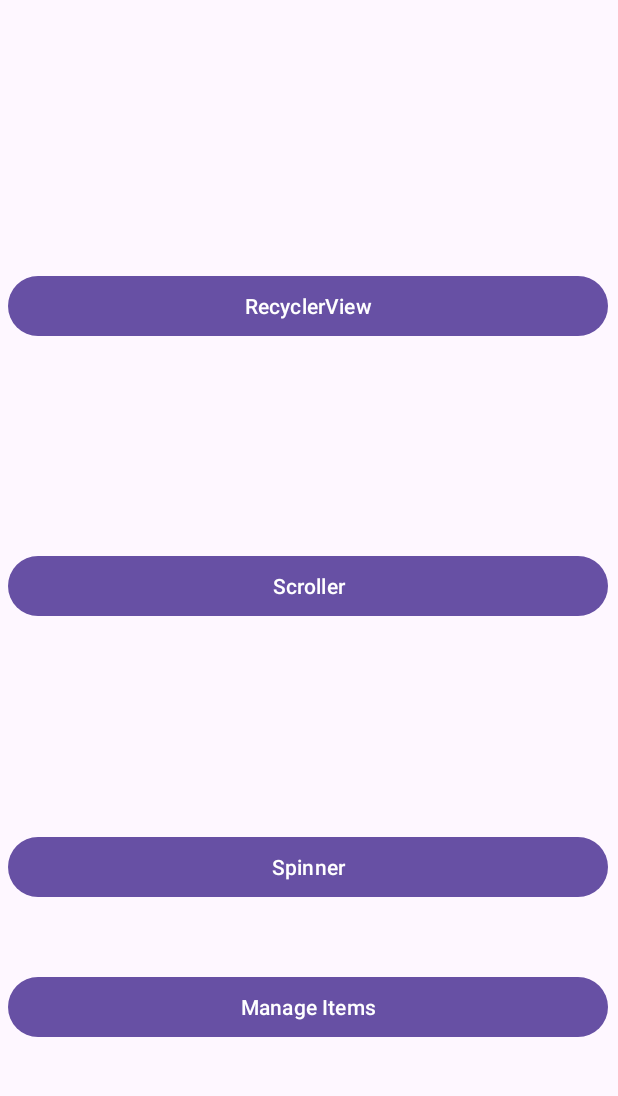
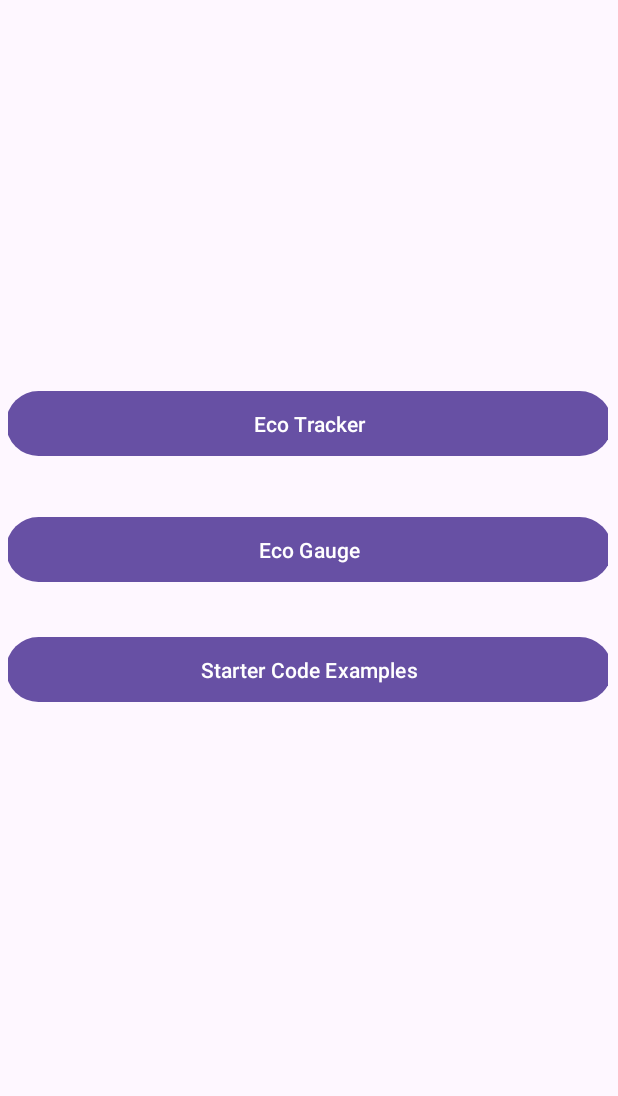
Before and after one commit to jasonnghim8/PlanetZe_gp5, an Android app: the screen it shows after launch (MainActivity), on a phone screen of 412 x 824 dp, the part 29-1125 px from its top. Run offline under Robolectric (Android 15) with nearby library versions, the phone set to English and light mode, and no system bars.

Commit message:
added new starter screen and changed example starter code to make it simpler.

```diff
--- a/app/src/main/java/com/example/planetZe_gp5/HomeFragment.java
+++ b/app/src/main/java/com/example/planetZe_gp5/HomeFragment.java
@@ -5,6 +5,8 @@ import android.view.LayoutInflater;
 import android.view.View;
 import android.view.ViewGroup;
 import android.widget.Button;
+import android.widget.TextView;
+
 import androidx.annotation.NonNull;
 import androidx.annotation.Nullable;
 import androidx.fragment.app.Fragment;
@@ -17,8 +19,6 @@ public class HomeFragment extends Fragment {
         View view = inflater.inflate(R.layout.activity_home_fragment, container, false);
 
         Button buttonRecyclerView = view.findViewById(R.id.buttonRecyclerView);
-        Button buttonScroller = view.findViewById(R.id.buttonScroller);
-        Button buttonSpinner = view.findViewById(R.id.buttonSpinner);
         Button buttonManageItems = view.findViewById(R.id.buttonManageItems);
 
         buttonRecyclerView.setOnClickListener(new View.OnClickListener() {
@@ -28,24 +28,18 @@ public class HomeFragment extends Fragment {
             }
         });
 
-        buttonScroller.setOnClickListener(new View.OnClickListener() {
-            @Override
-            public void onClick(View v) {
-                loadFragment(new ScrollerFragment());
-            }
-        });
-
-        buttonSpinner.setOnClickListener(new View.OnClickListener() {
-            @Override
-            public void onClick(View v) {
-                loadFragment(new SpinnerFragment());
-            }
-        });
-
         buttonManageItems.setOnClickListener(new View.OnClickListener() {
             @Override
             public void onClick(View v) { loadFragment(new ManageItemsFragment());}
         });
+
+        TextView textView = view.findViewById(R.id.textView);
+        StringBuilder text = new StringBuilder();
+        text.append("Scroller example\n");
+        for (int i = 0; i < 100; i++) {
+            text.append("Line ").append(i + 1).append("\n");
+        }
+        textView.setText(text.toString());
 
         return view;
     }
--- a/app/src/main/java/com/example/planetZe_gp5/MainActivity.java
+++ b/app/src/main/java/com/example/planetZe_gp5/MainActivity.java
@@ -19,7 +19,7 @@ public class MainActivity extends AppCompatActivity {
 //        dbModel.writeData("testDemo/movies", "B07 Demo!");
 
         if (savedInstanceState == null) {
-            loadFragment(new HomeFragment());
+            loadFragment(new StartFragment());
         }
     }
 
--- /dev/null
+++ b/app/src/main/java/com/example/planetZe_gp5/StartFragment.java
@@ -0,0 +1,37 @@
+package com.example.planetZe_gp5;
+
+import android.os.Bundle;
+import android.view.LayoutInflater;
+import android.view.View;
+import android.view.ViewGroup;
+import android.widget.Button;
+import androidx.annotation.NonNull;
+import androidx.annotation.Nullable;
+import androidx.fragment.app.Fragment;
+import androidx.fragment.app.FragmentTransaction;
+
+public class StartFragment extends Fragment {
+    @Nullable
+    @Override
+    public View onCreateView(@NonNull LayoutInflater inflater, @Nullable ViewGroup container, @Nullable Bundle savedInstanceState) {
+        View view = inflater.inflate(R.layout.activity_start_fragment, container, false);
+
+        Button buttonHomeView = view.findViewById(R.id.buttonHomeView);
+
+        buttonHomeView.setOnClickListener(new View.OnClickListener() {
+            @Override
+            public void onClick(View v) {
+                loadFragment(new HomeFragment());
+            }
+        });
+
+        return view;
+    }
+
+    private void loadFragment(Fragment fragment) {
+        FragmentTransaction transaction = getParentFragmentManager().beginTransaction();
+        transaction.replace(R.id.fragment_container, fragment);
+        transaction.addToBackStack(null);
+        transaction.commit();
+    }
+}
--- a/app/src/main/res/layout/activity_home_fragment.xml
+++ b/app/src/main/res/layout/activity_home_fragment.xml
@@ -11,40 +11,38 @@
         android:layout_width="0dp"
         android:layout_height="wrap_content"
         android:text="@string/recyclerview"
-        app:layout_constraintTop_toTopOf="parent"
-        app:layout_constraintStart_toStartOf="parent"
-        app:layout_constraintEnd_toEndOf="parent"
-        app:layout_constraintBottom_toTopOf="@+id/buttonScroller"/>
-
-    <Button
-        android:id="@+id/buttonScroller"
-        android:layout_width="0dp"
-        android:layout_height="wrap_content"
-        android:text="@string/scroller"
-        app:layout_constraintTop_toBottomOf="@+id/buttonRecyclerView"
-        app:layout_constraintStart_toStartOf="parent"
-        app:layout_constraintEnd_toEndOf="parent"
-        app:layout_constraintBottom_toTopOf="@+id/buttonSpinner"/>
-
-    <Button
-        android:id="@+id/buttonSpinner"
-        android:layout_width="0dp"
-        android:layout_height="wrap_content"
-        android:text="@string/spinner"
-        app:layout_constraintBottom_toBottomOf="parent"
+        app:layout_constraintBottom_toTopOf="@+id/buttonManageItems"
         app:layout_constraintEnd_toEndOf="parent"
         app:layout_constraintHorizontal_bias="0.0"
         app:layout_constraintStart_toStartOf="parent"
-        app:layout_constraintTop_toBottomOf="@+id/buttonScroller" />
+        app:layout_constraintTop_toTopOf="parent"
+        app:layout_constraintVertical_bias="0.512" />
 
     <Button
         android:id="@+id/buttonManageItems"
         android:layout_width="0dp"
         android:layout_height="wrap_content"
+        android:layout_marginBottom="448dp"
         android:text="@string/manage_items"
-        app:layout_constraintTop_toBottomOf="@+id/buttonSpinner"
+        app:layout_constraintBottom_toBottomOf="parent"
+        app:layout_constraintEnd_toEndOf="parent"
+        app:layout_constraintHorizontal_bias="0.0"
+        app:layout_constraintStart_toStartOf="parent" />
+
+    <ScrollView
+        android:layout_width="0dp"
+        android:layout_height="291dp"
+        android:layout_marginTop="32dp"
+        app:layout_constraintEnd_toEndOf="parent"
+        app:layout_constraintHorizontal_bias="0.0"
         app:layout_constraintStart_toStartOf="parent"
-        app:layout_constraintEnd_toEndOf="parent"
-        app:layout_constraintBottom_toBottomOf="parent"/>
+        app:layout_constraintTop_toBottomOf="@+id/buttonManageItems">
+
+        <TextView
+            android:id="@+id/textView"
+            android:layout_width="match_parent"
+            android:layout_height="wrap_content"
+            android:text="Content" />
+    </ScrollView>
 
 </androidx.constraintlayout.widget.ConstraintLayout>
--- /dev/null
+++ b/app/src/main/res/layout/activity_start_fragment.xml
@@ -0,0 +1,39 @@
+<?xml version="1.0" encoding="utf-8"?>
+<androidx.constraintlayout.widget.ConstraintLayout xmlns:android="http://schemas.android.com/apk/res/android"
+    xmlns:app="http://schemas.android.com/apk/res-auto"
+    xmlns:tools="http://schemas.android.com/tools"
+    android:layout_width="match_parent"
+    android:layout_height="match_parent"
+    tools:layout_editor_absoluteX="0dp"
+    tools:layout_editor_absoluteY="42dp">
+
+    <Button
+        android:id="@+id/buttonTrackerView"
+        android:layout_width="404dp"
+        android:layout_height="51dp"
+        android:layout_marginTop="216dp"
+        android:text="Eco Tracker"
+        app:layout_constraintEnd_toEndOf="parent"
+        app:layout_constraintStart_toStartOf="parent"
+        app:layout_constraintTop_toTopOf="parent" />
+
+    <Button
+        android:id="@+id/buttonGaugeView"
+        android:layout_width="404dp"
+        android:layout_height="51dp"
+        android:layout_marginTop="300dp"
+        android:text="Eco Gauge"
+        app:layout_constraintEnd_toEndOf="parent"
+        app:layout_constraintStart_toStartOf="parent"
+        app:layout_constraintTop_toTopOf="parent" />
+
+    <Button
+        android:id="@+id/buttonHomeView"
+        android:layout_width="404dp"
+        android:layout_height="51dp"
+        android:layout_marginTop="380dp"
+        android:text="Starter Code Examples"
+        app:layout_constraintEnd_toEndOf="parent"
+        app:layout_constraintStart_toStartOf="parent"
+        app:layout_constraintTop_toTopOf="parent" />
+</androidx.constraintlayout.widget.ConstraintLayout>
```
Also changed, not shown: app/src/main/java/com/example/planetZe_gp5/ScrollerFragment.java (deleted, +0 -27 lines), app/src/main/java/com/example/planetZe_gp5/SpinnerFragment.java (deleted, +0 -27 lines), app/src/main/res/layout/fragment_scroller.xml (deleted, +0 -23 lines), app/src/main/res/layout/fragment_spinner.xml (deleted, +0 -17 lines).
